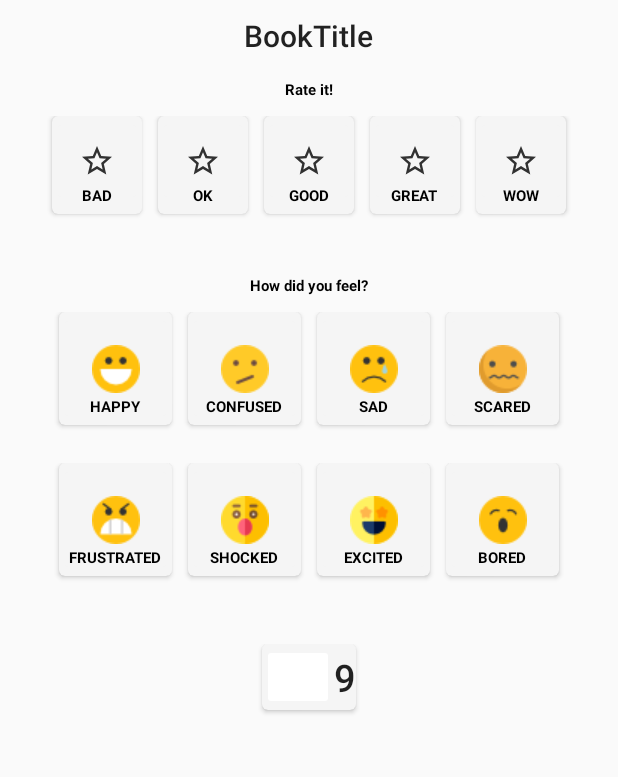
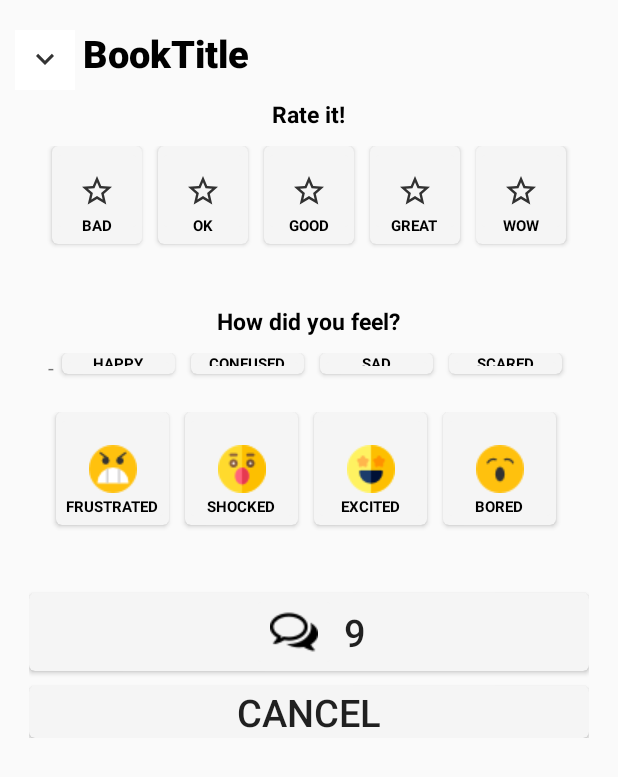
Before and after one commit to BookifyUdL/BookifyApp, an Android app: the layout book_readed_popup.xml on its own in the app's theme, with its tools: preview values and no code run, on a phone screen of 412 x 824 dp. Shown: the top 777 px of the screen. Run offline under Robolectric (Android 15) with nearby library versions, the phone set to English and light mode, and no system bars.

Commit message:
Popups improved

```diff
--- a/app/src/main/java/com/example/readify/Popups/BookReadedPopup.java
+++ b/app/src/main/java/com/example/readify/Popups/BookReadedPopup.java
@@ -9,6 +9,7 @@ import android.view.ViewGroup;
 import android.widget.ImageButton;
 import android.widget.LinearLayout;
 import android.widget.RelativeLayout;
+import android.widget.TextView;
 
 import androidx.cardview.widget.CardView;
 import androidx.core.content.ContextCompat;
@@ -29,7 +30,7 @@ import java.lang.reflect.Array;
 import java.util.ArrayList;
 import java.util.List;
 
-public class BookReadedPopup extends DialogFragment {
+public class BookReadedPopup extends DialogFragment implements Popup {
 
     private View view;
     private ArrayList<CardView> stars;
@@ -62,6 +63,13 @@ public class BookReadedPopup extends DialogFragment {
         }
     };
 
+    private void showReviewsPopup(){
+        ReviewsPopup dialog =  new ReviewsPopup();
+        //dialog = new ProfileDialog(post.getGuide(), this, post.getPlace());
+        FragmentTransaction ft2 = fragmentManager.beginTransaction();
+        dialog.show(ft2, "reviews_fragment");
+    }
+
     @Override
     public View onCreateView(LayoutInflater inflater, ViewGroup container,
                              Bundle savedInstanceState) {
@@ -71,16 +79,41 @@ public class BookReadedPopup extends DialogFragment {
         cardView.setOnClickListener(new View.OnClickListener() {
             @Override
             public void onClick(View view) {
-                ReviewsPopup dialog =  new ReviewsPopup();
-                //dialog = new ProfileDialog(post.getGuide(), this, post.getPlace());
-                FragmentTransaction ft2 = fragmentManager.beginTransaction();
-                dialog.show(ft2, "reviews_fragment");
+                showReviewsPopup();
             }
         });
-        //LinearLayout linearLayout = (LinearLayout) view.findViewById(R.id.top_linear_layout);
-        //RelativeLayout relativeLayout = (RelativeLayout) view.findViewById(R.id.top_relative_layout);
-        //linearLayout.setBackgroundColor(Color.TRANSPARENT);
-        //relativeLayout.setBackgroundColor(Color.TRANSPARENT);
+
+        ImageButton imageButton = (ImageButton) view.findViewById(R.id.reviews_image_button);
+        imageButton.setOnClickListener(new View.OnClickListener() {
+            @Override
+            public void onClick(View view) {
+                showReviewsPopup();
+            }
+        });
+
+        ImageButton closeArrow = (ImageButton) view.findViewById(R.id.close_arrow);
+        closeArrow.setOnClickListener(new View.OnClickListener() {
+            @Override
+            public void onClick(View view) {
+                close();
+            }
+        });
+
+        CardView cancelCardView = view.findViewById(R.id.cancel_card_view);
+        cancelCardView.setOnClickListener(new View.OnClickListener() {
+            @Override
+            public void onClick(View view) {
+                close();
+            }
+        });
+
+        TextView cancelTextView = view.findViewById(R.id.cancel_text_view);
+        cancelTextView.setOnClickListener(new View.OnClickListener() {
+            @Override
+            public void onClick(View view) {
+                close();
+            }
+        });
 
 
         CardView star1 = (CardView) view.findViewById(R.id.card_view11);
@@ -111,15 +144,10 @@ public class BookReadedPopup extends DialogFragment {
         starsImage.add(starButton4);
         starsImage.add(starButton5);
 
-
-        /*LinearLayoutManager vlm = new LinearLayoutManager(getContext(), LinearLayoutManager.VERTICAL, false);
-        RecyclerView recyclerView = (RecyclerView) view.findViewById(R.id.comments_recyclerView);
-        recyclerView.setLayoutManager(vlm);
-        ArrayList<Book> pendingBooksList = new ArrayList<>();
-        pendingBooksList.addAll(MockupsValues.getLastAddedBooks());
-        BooksListVerticalAdapter pendingBooksAdapter = new BooksListVerticalAdapter((MainActivity) getActivity(), getContext(), pendingBooksList);
-        recyclerView.setAdapter(pendingBooksAdapter);*/
-
         return view;
     }
+
+    public void close(){
+        this.dismiss();
+    }
 }
--- /dev/null
+++ b/app/src/main/java/com/example/readify/Popups/Popup.java
@@ -0,0 +1,5 @@
+package com.example.readify.Popups;
+
+public interface Popup {
+    void close();
+}
--- a/app/src/main/java/com/example/readify/Popups/ReviewsPopup.java
+++ b/app/src/main/java/com/example/readify/Popups/ReviewsPopup.java
@@ -19,7 +19,7 @@ import com.example.readify.R;
 
 import java.util.ArrayList;
 
-public class ReviewsPopup extends DialogFragment {
+public class ReviewsPopup extends DialogFragment implements Popup {
 
     public ReviewsPopup(){
 
@@ -47,7 +47,7 @@ public class ReviewsPopup extends DialogFragment {
         return view;
     }
 
-    private void close(){
+    public void close(){
         this.dismiss();
     }
 }
--- a/app/src/main/res/layout/book_readed_popup.xml
+++ b/app/src/main/res/layout/book_readed_popup.xml
@@ -26,8 +26,31 @@
             android:layout_height="50dp"
             android:background="@android:color/background_light"/>
     </RelativeLayout>-->
+    <LinearLayout
+        android:orientation="horizontal"
+        android:id="@+id/linear"
+        android:layout_width="match_parent"
+        android:layout_height="60dp">
 
-    <TextView
+        <LinearLayout
+            android:orientation="horizontal"
+            android:layout_width="wrap_content"
+            android:layout_height="match_parent"
+            android:gravity="start">
+
+            <ImageButton
+                android:id="@+id/close_arrow"
+                android:background="@color/cardview_light_background"
+                android:layout_width="40dp"
+                android:layout_height="40dp"
+                android:layout_gravity="center_vertical"
+                android:layout_marginStart="@dimen/margin_10dp"
+                android:layout_marginTop="@dimen/margin_10dp"
+                android:src="@drawable/ic_close_arrow"/>
+
+        </LinearLayout>
+
+        <!--<TextView
             android:id="@+id/book_title"
             style="@style/TextAppearance.AppCompat.Title"
             android:layout_width="wrap_content"
@@ -35,7 +58,40 @@
             android:layout_gravity="center_horizontal"
             android:text="BookTitle"
             android:layout_marginBottom="@dimen/margin_10dp"
-        android:layout_marginTop="@dimen/margin_10dp"/>
+            android:layout_marginTop="@dimen/margin_10dp"/>-->
+
+        <TextView
+            style="@style/TextAppearance.AppCompat.Title"
+            android:id="@+id/info_text"
+            android:layout_width="wrap_content"
+            android:layout_height="wrap_content"
+            android:text="BookTitle"
+            android:textSize="25dp"
+            android:textStyle="bold"
+            android:textColor="@color/colorBlack"
+            android:layout_marginTop="5dp"
+            android:layout_marginStart="5dp"
+            android:layout_gravity="center_vertical"/>
+
+        <!--<LinearLayout
+            android:orientation="horizontal"
+            android:layout_width="match_parent"
+            android:layout_height="match_parent"
+            android:id="@+id/linearLayout"
+            android:gravity="end">
+
+            <ImageButton
+                android:layout_width="40dp"
+                android:layout_height="40dp"
+                android:background="@drawable/roudend_image_button"
+                android:layout_gravity="center_vertical"
+                android:layout_marginEnd="@dimen/margin_10dp"
+                android:layout_marginTop="@dimen/margin_10dp"
+                android:src="@drawable/ic_add_book"/>
+
+
+        </LinearLayout>-->
+    </LinearLayout>
 
     <LinearLayout
         android:layout_width="wrap_content"
@@ -46,7 +102,7 @@
         <TextView
             android:layout_width="wrap_content"
             android:layout_height="wrap_content"
-            android:textSize="@dimen/emoji_text_size"
+            android:textSize="@dimen/rate_popup_subtitles_size"
             android:text="@string/rate_it_sentence"
             android:textStyle="bold"
             android:textColor="@color/colorBlack"
@@ -249,7 +305,7 @@
         <TextView
             android:layout_width="wrap_content"
             android:layout_height="wrap_content"
-            android:textSize="@dimen/emoji_text_size"
+            android:textSize="@dimen/rate_popup_subtitles_size"
             android:text="@string/feeling_sentecte"
             android:textStyle="bold"
             android:textColor="@color/colorBlack"
@@ -273,6 +329,17 @@
                 android:layout_marginBottom="@dimen/margin_20dp"
                 android:layout_marginStart="@dimen/margin_10dp"
                 android:layout_marginEnd="@dimen/margin_10dp">
+
+                <LinearLayout
+                    android:layout_width="wrap_content"
+                    android:layout_height="wrap_content"
+                    android:orientation="vertical">
+                    <TextView
+                        android:layout_width="wrap_content"
+                        android:layout_height="wrap_content"
+                        android:layout_gravity="bottom|center_horizontal"
+                        android:text="-"/>
+                </LinearLayout>
 
                 <androidx.cardview.widget.CardView
                     xmlns:card_view="http://schemas.android.com/apk/res-auto"
@@ -530,23 +597,18 @@
             </LinearLayout>
         </LinearLayout>
 
+        <androidx.cardview.widget.CardView
+            android:id="@+id/card_reviews"
+            android:layout_width="match_parent"
+            android:layout_height="wrap_content"
+            app:cardBackgroundColor="@color/colorGrayCardBackground"
+            app:cardCornerRadius="4dp">
+
             <LinearLayout
                 android:layout_width="wrap_content"
                 android:layout_height="wrap_content"
                 android:orientation="vertical"
                 android:layout_gravity="center_horizontal">
-
-            <androidx.cardview.widget.CardView
-                android:id="@+id/card_reviews"
-                xmlns:card_view="http://schemas.android.com/apk/res-auto"
-                android:layout_width="match_parent"
-                android:layout_height="match_parent"
-                android:layout_marginStart="5dp"
-                android:layout_marginEnd="5dp"
-                android:layout_marginBottom="5dp"
-                card_view:cardCornerRadius="4dp"
-                android:tag="1"
-                card_view:cardBackgroundColor="@color/colorGrayCardBackground">
 
                 <LinearLayout
                     android:layout_width="wrap_content"
@@ -554,11 +616,13 @@
                     android:orientation="horizontal">
 
                     <ImageButton
+                        android:id="@+id/reviews_image_button"
                         android:layout_width="wrap_content"
                         android:layout_height="wrap_content"
-                        android:backgroundTint="@color/cardview_light_background"
-                        android:src="@drawable/ic_comment_white"
-                        android:layout_gravity="center_vertical"/>
+                        android:backgroundTint="@color/colorGrayCardBackground"
+                        android:src="@drawable/chat"
+                        android:layout_gravity="center_vertical"
+                        android:layout_marginEnd="5dp"/>
 
                     <TextView
                         android:id="@+id/comments_number"
@@ -570,9 +634,43 @@
                         android:layout_gravity="center_vertical"/>
 
                 </LinearLayout>
+            </LinearLayout>
 
         </androidx.cardview.widget.CardView>
+
+        <androidx.cardview.widget.CardView
+            android:id="@+id/cancel_card_view"
+            android:layout_width="match_parent"
+            android:layout_height="wrap_content"
+            app:cardBackgroundColor="@color/colorGrayCardBackground"
+            android:layout_marginTop="@dimen/margin_10dp"
+            app:cardCornerRadius="4dp">
+
+            <LinearLayout
+                android:layout_width="wrap_content"
+                android:layout_height="wrap_content"
+                android:orientation="vertical"
+                android:layout_gravity="center_horizontal">
+
+                <LinearLayout
+                    android:layout_width="wrap_content"
+                    android:layout_height="wrap_content"
+                    android:orientation="horizontal">
+
+                    <TextView
+                        android:id="@+id/cancel_text_view"
+                        android:layout_width="wrap_content"
+                        android:layout_height="wrap_content"
+                        style="@style/TextAppearance.AppCompat.Title"
+                        android:textSize="25dp"
+                        android:text="@string/cancel_upper_case"
+                        android:layout_gravity="center_vertical"/>
+
                 </LinearLayout>
+            </LinearLayout>
+
+        </androidx.cardview.widget.CardView>
+
     </LinearLayout>
 
 
--- a/app/src/main/res/values/dimens.xml
+++ b/app/src/main/res/values/dimens.xml
@@ -14,6 +14,7 @@
     <dimen name="star_size">60dp</dimen>
     <dimen name="margin_20dp">20dp</dimen>
     <dimen name="emoji_text_size">10sp</dimen>
+    <dimen name="rate_popup_subtitles_size">15sp</dimen>
 
 
 </resources>
--- a/app/src/main/res/values/strings.xml
+++ b/app/src/main/res/values/strings.xml
@@ -76,6 +76,7 @@
     <string name="wow_review">WOW</string>
 
     <string name="comments">Reviews</string>
+    <string name="cancel_upper_case">CANCEL</string>
 
 
 </resources>
```
Also changed, not shown: app/src/main/res/drawable/chat.png (added), 1 other file. Lines whose indentation alone changed are shown as unchanged.
